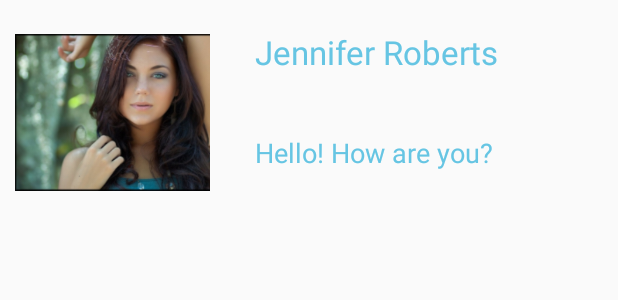
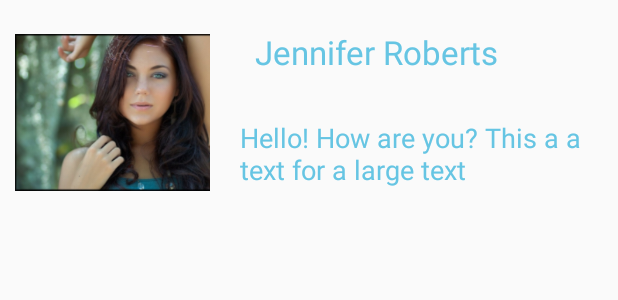
Before and after one commit to dantiags/PeerAndroid, an Android app: the layout listview_item_row.xml on its own in the app's theme, with its tools: preview values and no code run, on a phone screen of 412 x 824 dp. Shown: the top 300 px of the screen. Run offline under Robolectric (Android 15) with nearby library versions, the phone set to English and light mode, and no system bars.

Commit message:
List View of Messages

```diff
--- a/app/src/main/res/layout/activity_messages.xml
+++ b/app/src/main/res/layout/activity_messages.xml
@@ -22,6 +22,7 @@
         android:paddingTop="70dp"
         android:paddingRight="20dp"
         android:paddingLeft="20dp"
+        android:paddingBottom="70dp"
         />
 
 
--- a/app/src/main/res/layout/listview_item_row.xml
+++ b/app/src/main/res/layout/listview_item_row.xml
@@ -29,13 +29,13 @@
         />
     <TextView
         android:id="@+id/lvtxt"
-        android:layout_width="wrap_content"
+        android:layout_width="251dp"
         android:layout_height="wrap_content"
         android:layout_row="1"
         android:layout_column="1"
-        android:text="Hello! How are you?"
+        android:text="Hello! How are you? This a a text for a large text"
         android:textAppearance="?android:attr/textAppearanceMedium"
-        android:padding="20dp"
+        android:padding="10dp"
         android:layout_columnSpan="2"
         />
 </GridLayout>
```
